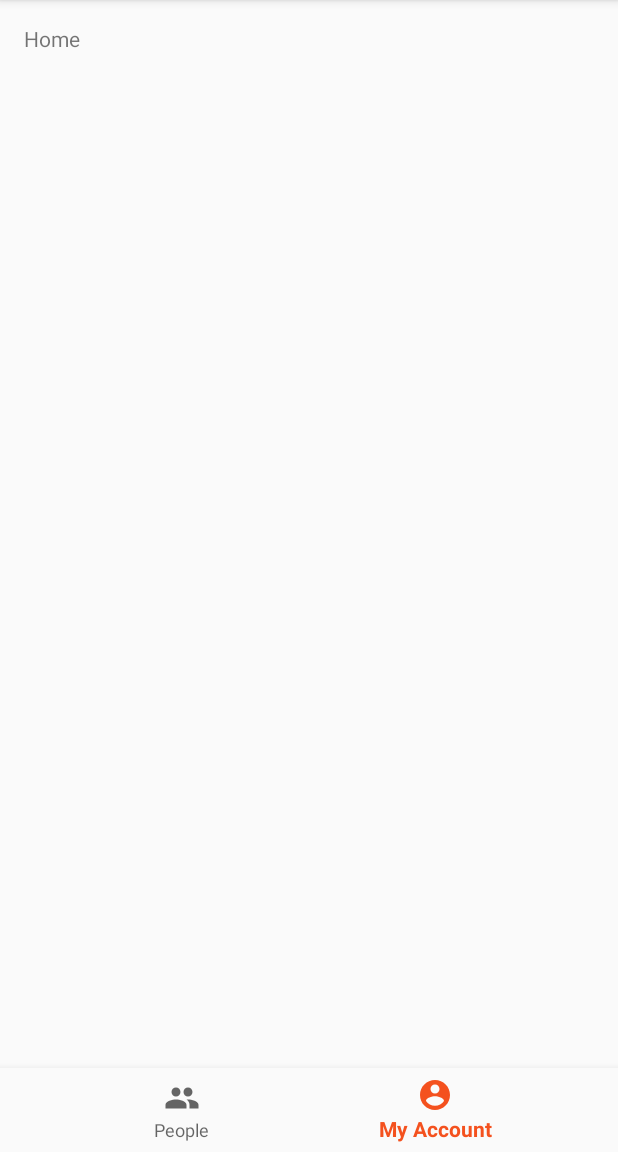
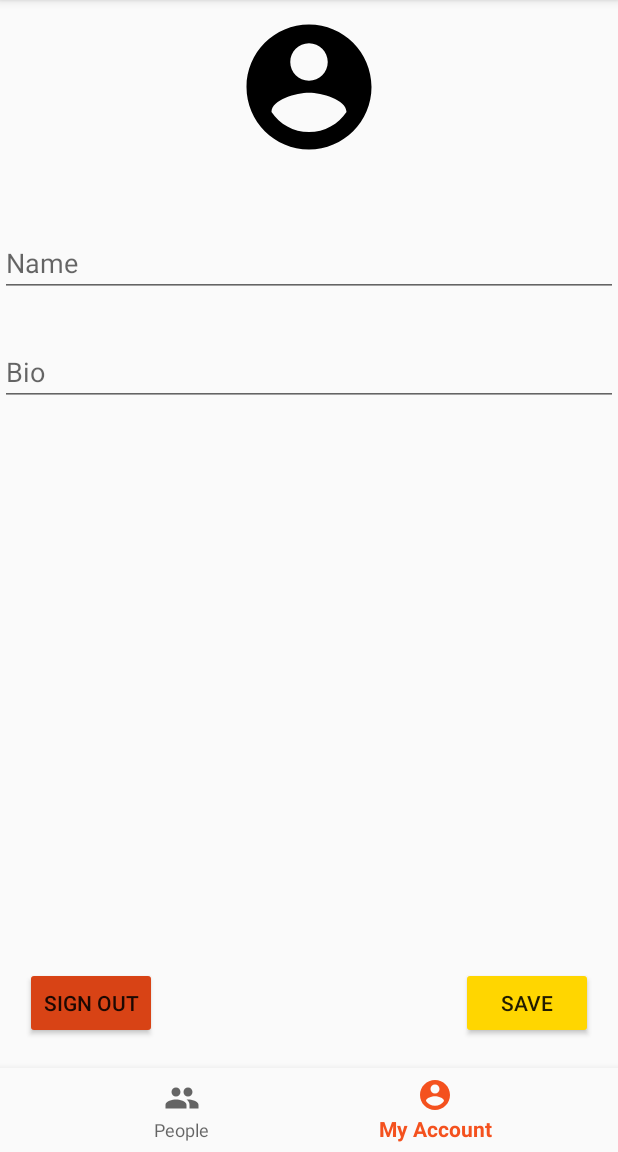
Before and after one commit to JoeDeMabior/Tubonge, an Android app: the screen it shows after launch once a user with an empty profile is signed in (MainActivity), item 2 of the bottom bar chosen, on a phone screen of 412 x 824 dp, the part 84-1236 px from its top. Run offline under Robolectric (Android 15) with nearby library versions, the phone set to English and light mode, and no system bars; our stand-ins replace Firebase (no records; nobody signed in at launch, a user with empty details on screens opened directly); libraries missing offline, so code that uses them is left out: com.firebase.ui; 1 statement that could not run was skipped.

Commit message:
Setup user profile and save details into Firestore

```diff
--- a/app/build.gradle
+++ b/app/build.gradle
@@ -33,6 +33,7 @@ dependencies {
     implementation 'androidx.core:core-ktx:1.1.0-alpha05'
     implementation 'com.google.android.material:material:1.1.0-alpha05'
     implementation 'androidx.constraintlayout:constraintlayout:1.1.3'
+    implementation 'androidx.legacy:legacy-support-v4:1.0.0'
     testImplementation 'junit:junit:4.12'
     androidTestImplementation 'androidx.test.ext:junit:1.1.0'
     androidTestImplementation 'androidx.test:rules:1.1.1'
--- a/app/src/main/java/com/joe/tubonge/MainActivity.kt
+++ b/app/src/main/java/com/joe/tubonge/MainActivity.kt
@@ -1,8 +1,9 @@
 package com.joe.tubonge
 
 import android.os.Bundle
-import com.google.android.material.bottomnavigation.BottomNavigationView
 import androidx.appcompat.app.AppCompatActivity
+import androidx.fragment.app.Fragment
+import com.joe.tubonge.fragment.MyAccountFragment
 import kotlinx.android.synthetic.main.activity_main.*
 
 class MainActivity : AppCompatActivity() {
@@ -18,11 +19,18 @@ class MainActivity : AppCompatActivity() {
                     true
                 }
                 R.id.navigation_my_account -> {
-                    // TODO: Show My Account Fragment
+                    replaceFragment(MyAccountFragment())
                     true
                 }
                 else -> false
             }
         }
     }
+
+    private fun replaceFragment(fragment: Fragment) {
+        supportFragmentManager.beginTransaction().apply {
+            replace(R.id.fragment_layout, fragment)
+            commit()
+        }
+    }
 }
--- /dev/null
+++ b/app/src/main/java/com/joe/tubonge/fragment/MyAccountFragment.kt
@@ -0,0 +1,106 @@
+package com.joe.tubonge.fragment
+
+import android.app.Activity
+import android.content.Intent
+import android.graphics.Bitmap
+import android.os.Bundle
+import android.provider.MediaStore
+import androidx.fragment.app.Fragment
+import android.view.LayoutInflater
+import android.view.View
+import android.view.ViewGroup
+import com.firebase.ui.auth.AuthUI
+
+import com.joe.tubonge.R
+import com.joe.tubonge.SignInActivity
+import com.joe.tubonge.glide.GlideApp
+import com.joe.tubonge.utils.FirestoreUtil
+import com.joe.tubonge.utils.StorageUtil
+import kotlinx.android.synthetic.main.fragment_my_account.*
+import kotlinx.android.synthetic.main.fragment_my_account.view.*
+import org.jetbrains.anko.clearTask
+import org.jetbrains.anko.newTask
+import org.jetbrains.anko.support.v4.intentFor
+import java.io.ByteArrayOutputStream
+
+class MyAccountFragment : Fragment() {
+
+    private lateinit var selectedImageBytes: ByteArray
+    private var picJustChanged = false
+
+    override fun onCreateView(inflater: LayoutInflater, container: ViewGroup?, savedInstanceState: Bundle?): View? {
+        // Inflate the layout for this fragment
+        val view = inflater.inflate(R.layout.fragment_my_account, container, false)
+
+        view.apply {
+            imageView_profile_picture.setOnClickListener {
+                val intent = Intent().apply {
+                    type = "image/*"
+                    action = Intent.ACTION_GET_CONTENT
+                    putExtra(Intent.EXTRA_MIME_TYPES, arrayOf("image/jpeg", "image/png"))
+                }
+                startActivityForResult(Intent.createChooser(intent, "Select Image"), SELECT_IMAGE_REQUEST)
+            }
+
+            btn_save.setOnClickListener {
+                if (::selectedImageBytes.isInitialized)
+                    StorageUtil.uploadProfilePhoto(selectedImageBytes) { imagePath ->
+                        FirestoreUtil.updateCurrentUser(
+                            editText_name.text.toString(),
+                            editText_bio.text.toString(),
+                            imagePath
+                        )
+                    }
+                else
+                    FirestoreUtil.updateCurrentUser(
+                        editText_name.text.toString(),
+                        editText_bio.text.toString(),
+                        null
+                    )
+            }
+
+            btn_sign_out.setOnClickListener {
+                AuthUI.getInstance().signOut(this@MyAccountFragment.context!!).addOnCompleteListener {
+                    startActivity(intentFor<SignInActivity>().newTask().clearTask())
+                }
+            }
+        }
+
+        return view
+    }
+
+    override fun onActivityResult(requestCode: Int, resultCode: Int, data: Intent?) {
+        if (requestCode == SELECT_IMAGE_REQUEST && resultCode == Activity.RESULT_OK && data != null && data.data != null) {
+            val selectedImagePath = data.data
+            val selectedImageBitmap = MediaStore.Images.Media.getBitmap(activity?.contentResolver, selectedImagePath)
+
+            val outputStream = ByteArrayOutputStream()
+            selectedImageBitmap.compress(Bitmap.CompressFormat.JPEG, 90, outputStream)
+            selectedImageBytes = outputStream.toByteArray()
+
+            GlideApp.with(this).load(selectedImageBytes).into(imageView_profile_picture)
+
+            picJustChanged = true
+        }
+    }
+
+    override fun onStart() {
+        super.onStart()
+        FirestoreUtil.getCurrentUser { user ->
+            if (this@MyAccountFragment.isVisible) {
+                editText_name.setText(user.name)
+                editText_bio.setText(user.bio)
+                if (!picJustChanged && user.profilePicPath != null)
+                    GlideApp.with(this)
+                        .load(StorageUtil.pathToReference(user.profilePicPath))
+                        .placeholder(R.drawable.ic_account_circle)
+                        .into(imageView_profile_picture)
+            }
+        }
+    }
+
+    companion object {
+        const val SELECT_IMAGE_REQUEST = 2
+    }
+
+}
--- a/app/src/main/java/com/joe/tubonge/models/User.kt
+++ b/app/src/main/java/com/joe/tubonge/models/User.kt
@@ -1,5 +1,5 @@
 package com.joe.tubonge.models
 
-data class User(val name: String, val bio: String, val profilePic: String?) {
+data class User(val name: String, val bio: String, val profilePicPath: String?) {
     constructor(): this("", "", null)
 }
--- a/app/src/main/java/com/joe/tubonge/utils/FirestoreUtil.kt
+++ b/app/src/main/java/com/joe/tubonge/utils/FirestoreUtil.kt
@@ -29,7 +29,7 @@ object FirestoreUtil {
         val userFieldMap = mutableMapOf<String, Any>()
         if (name.isNotBlank()) userFieldMap["name"] = name
         if (bio.isNotBlank()) userFieldMap["bio"] = bio
-        if (profilePic != null) userFieldMap["profilePic"] = profilePic
+        if (profilePic != null) userFieldMap["profilePicPath"] = profilePic
         currentUserDocRef.update(userFieldMap)
     }
 
--- a/app/src/main/res/layout/activity_main.xml
+++ b/app/src/main/res/layout/activity_main.xml
@@ -7,14 +7,13 @@
     android:layout_height="match_parent"
     tools:context=".MainActivity">
 
-    <TextView
-        android:id="@+id/message"
-        android:layout_width="wrap_content"
-        android:layout_height="wrap_content"
-        android:layout_marginStart="@dimen/activity_horizontal_margin"
-        android:layout_marginTop="@dimen/activity_vertical_margin"
-        android:text="@string/title_home"
-        app:layout_constraintLeft_toLeftOf="parent"
+    <FrameLayout
+        android:id="@+id/fragment_layout"
+        android:layout_width="0dp"
+        android:layout_height="0dp"
+        app:layout_constraintBottom_toTopOf="@id/navigation"
+        app:layout_constraintEnd_toEndOf="parent"
+        app:layout_constraintStart_toStartOf="parent"
         app:layout_constraintTop_toTopOf="parent" />
 
     <com.google.android.material.bottomnavigation.BottomNavigationView
@@ -25,8 +24,8 @@
         android:layout_marginEnd="0dp"
         android:background="?android:attr/windowBackground"
         app:layout_constraintBottom_toBottomOf="parent"
-        app:layout_constraintLeft_toLeftOf="parent"
-        app:layout_constraintRight_toRightOf="parent"
+        app:layout_constraintEnd_toEndOf="parent"
+        app:layout_constraintStart_toStartOf="parent"
         app:menu="@menu/navigation" />
 
 </androidx.constraintlayout.widget.ConstraintLayout>
--- /dev/null
+++ b/app/src/main/res/layout/fragment_my_account.xml
@@ -0,0 +1,80 @@
+<?xml version="1.0" encoding="utf-8"?>
+<androidx.constraintlayout.widget.ConstraintLayout xmlns:android="http://schemas.android.com/apk/res/android"
+    xmlns:app="http://schemas.android.com/apk/res-auto"
+    xmlns:tools="http://schemas.android.com/tools"
+    android:layout_width="match_parent"
+    android:layout_height="match_parent"
+    tools:context=".fragment.MyAccountFragment">
+
+    <ImageView
+        android:id="@+id/imageView_profile_picture"
+        android:layout_width="100dp"
+        android:layout_height="100dp"
+        android:layout_marginTop="8dp"
+        android:layout_marginBottom="8dp"
+        android:contentDescription="@string/profile_pic"
+        android:src="@drawable/ic_account_circle"
+        app:layout_constraintBottom_toBottomOf="parent"
+        app:layout_constraintEnd_toEndOf="parent"
+        app:layout_constraintStart_toStartOf="parent"
+        app:layout_constraintTop_toTopOf="parent"
+        app:layout_constraintVertical_bias="0.0" />
+
+    <com.google.android.material.textfield.TextInputEditText
+        android:id="@+id/editText_name"
+        android:layout_width="0dp"
+        android:layout_height="wrap_content"
+        android:layout_marginTop="32dp"
+        android:layout_marginBottom="8dp"
+        android:hint="@string/name"
+        app:layout_constraintBottom_toBottomOf="parent"
+        app:layout_constraintEnd_toEndOf="parent"
+        app:layout_constraintHorizontal_bias="0.0"
+        app:layout_constraintStart_toStartOf="parent"
+        app:layout_constraintTop_toBottomOf="@id/imageView_profile_picture"
+        app:layout_constraintVertical_bias="0.025" />
+
+    <com.google.android.material.textfield.TextInputEditText
+        android:id="@+id/editText_bio"
+        android:layout_width="0dp"
+        android:layout_height="wrap_content"
+        android:layout_marginTop="8dp"
+        android:layout_marginBottom="8dp"
+        android:hint="@string/bio"
+        android:maxHeight="150dp"
+        app:layout_constraintBottom_toBottomOf="parent"
+        app:layout_constraintEnd_toEndOf="parent"
+        app:layout_constraintHorizontal_bias="0.0"
+        app:layout_constraintStart_toStartOf="parent"
+        app:layout_constraintTop_toBottomOf="@id/editText_name"
+        app:layout_constraintVertical_bias="0.042" />
+
+    <Button
+        android:id="@+id/btn_save"
+        android:layout_width="wrap_content"
+        android:layout_height="wrap_content"
+        android:layout_margin="8dp"
+        android:backgroundTint="?attr/colorAccent"
+        android:text="@string/save"
+        app:layout_constraintBottom_toBottomOf="parent"
+        app:layout_constraintEnd_toEndOf="parent"
+        app:layout_constraintHorizontal_bias="0.971"
+        app:layout_constraintStart_toStartOf="parent"
+        app:layout_constraintTop_toTopOf="parent"
+        app:layout_constraintVertical_bias="0.982" />
+
+    <Button
+        android:id="@+id/btn_sign_out"
+        android:layout_width="wrap_content"
+        android:layout_height="wrap_content"
+        android:layout_margin="8dp"
+        android:backgroundTint="?attr/colorPrimaryDark"
+        android:text="@string/sign_out"
+        app:layout_constraintBottom_toBottomOf="parent"
+        app:layout_constraintEnd_toEndOf="parent"
+        app:layout_constraintHorizontal_bias="0.028"
+        app:layout_constraintStart_toStartOf="parent"
+        app:layout_constraintTop_toTopOf="parent"
+        app:layout_constraintVertical_bias="0.982" />
+
+</androidx.constraintlayout.widget.ConstraintLayout>
--- a/app/src/main/res/values/strings.xml
+++ b/app/src/main/res/values/strings.xml
@@ -1,8 +1,12 @@
 <resources>
     <string name="app_name">Tubonge</string>
-    <string name="title_home">Home</string>
     <string name="people">People</string>
     <string name="my_account">My Account</string>
     <string name="image_view">Image View</string>
     <string name="continue_amp_sign_in"><![CDATA[Continue & Sign in]]></string>
+    <string name="profile_pic">Profile Pic</string>
+    <string name="name">Name</string>
+    <string name="bio">Bio</string>
+    <string name="save">Save</string>
+    <string name="sign_out">Sign Out</string>
 </resources>
```
Also changed, not shown: app/src/main/java/com/joe/tubonge/glide/TubongeGlideModule.kt (added, +17 -0 lines), app/src/main/java/com/joe/tubonge/utils/StorageUtil.kt (added, +24 -0 lines).
